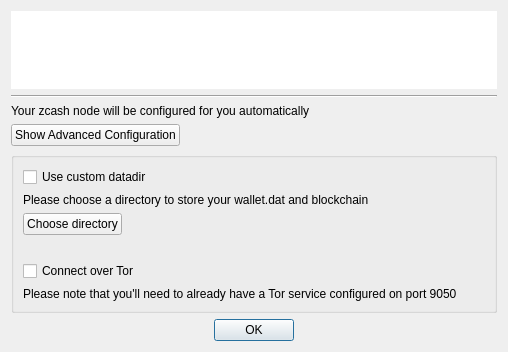
Qt form src/createzcashconfdialog.ui (ZcashFoundation/zecwallet) before a commit.
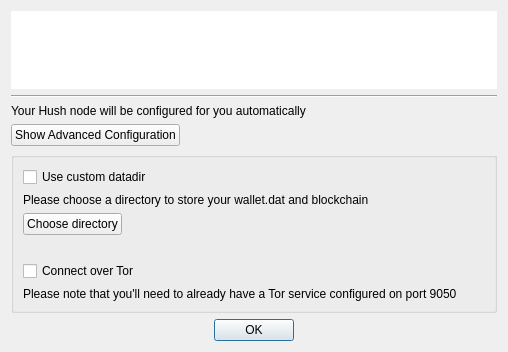
The same form after that commit. Custom widgets are drawn as their Qt base class.

Commit message: More branding and porting fixes

Patch:
```diff
--- a/src/createzcashconfdialog.ui
+++ b/src/createzcashconfdialog.ui
@@ -83,7 +83,7 @@
    <item row="2" column="1">
     <widget class="QLabel" name="label">
      <property name="text">
-      <string>Your zcash node will be configured for you automatically</string>
+      <string>Your Hush node will be configured for you automatically</string>
      </property>
      <property name="alignment">
       <set>Qt::AlignLeading|Qt::AlignLeft|Qt::AlignVCenter</set>
```
Left out of the diff: 2 changed lines with no effect on the pictures. The commit also changes 2 other files.
